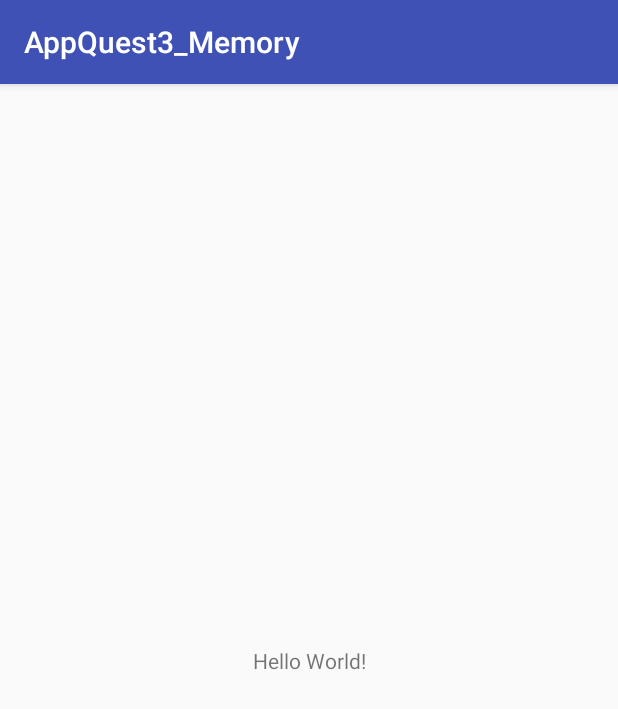
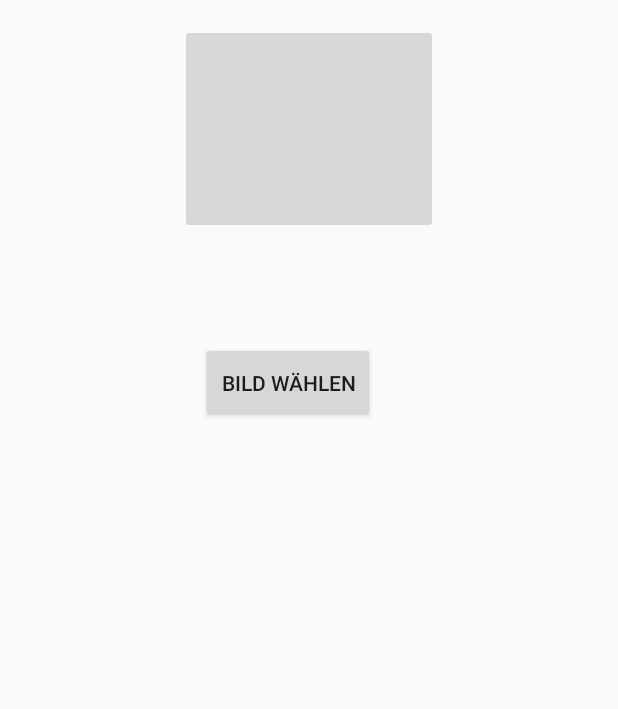
Before and after one commit to RaphaelHaenni/AppQuestIndianaPhones, an Android app: the screen it shows after launch (MainActivity), on a phone screen of 412 x 824 dp. Shown: the top 709 px of the screen. Run offline under Robolectric (Android 15) with nearby library versions, the phone set to English and light mode, and no system bars.

Commit message:
tried to create the qr scanner function

```diff
--- a/App3/AppQuest3_Memory/app/build.gradle
+++ b/App3/AppQuest3_Memory/app/build.gradle
@@ -26,5 +26,7 @@ dependencies {
     })
     compile 'com.android.support:appcompat-v7:25.3.1'
     compile 'com.android.support.constraint:constraint-layout:1.0.2'
+    compile 'com.journeyapps:zxing-android-embedded:3.3.0'
+    compile 'com.android.support:design:25.3.1'
     testCompile 'junit:junit:4.12'
 }
--- a/App3/AppQuest3_Memory/app/src/main/java/ch/appquest/indiana_phones/appquest3_memory/MainActivity.java
+++ b/App3/AppQuest3_Memory/app/src/main/java/ch/appquest/indiana_phones/appquest3_memory/MainActivity.java
@@ -1,13 +1,30 @@
 package ch.appquest.indiana_phones.appquest3_memory;
 
-import android.support.v7.app.AppCompatActivity;
+import android.app.Activity;
 import android.os.Bundle;
+import android.util.Log;
+import android.view.View;
+import android.widget.Button;
+import android.widget.Toast;
 
-public class MainActivity extends AppCompatActivity {
+public class MainActivity extends Activity {
+    public static int countReset = 0;
 
     @Override
     protected void onCreate(Bundle savedInstanceState) {
         super.onCreate(savedInstanceState);
         setContentView(R.layout.activity_main);
+
+        final Button button = (Button) findViewById(R.id.BtnChoose);
+        button.setOnClickListener(new View.OnClickListener()
+        {
+            public void onClick(View v)
+            {
+                QRScan qrScan = new QRScan();
+                qrScan.takeQrCodePicture( MainActivity.this );
+
+            }
+        });
+
     }
 }
--- a/App3/AppQuest3_Memory/app/src/main/res/layout/activity_main.xml
+++ b/App3/AppQuest3_Memory/app/src/main/res/layout/activity_main.xml
@@ -6,13 +6,25 @@
     android:layout_height="match_parent"
     tools:context="ch.appquest.indiana_phones.appquest3_memory.MainActivity">
 
-    <TextView
-        android:layout_width="wrap_content"
-        android:layout_height="wrap_content"
-        android:text="Hello World!"
-        app:layout_constraintBottom_toBottomOf="parent"
+    <ImageButton
+        android:id="@+id/ScanBut"
+        android:layout_width="172dp"
+        android:layout_height="140dp"
+        app:srcCompat="@color/zxing_transparent"
+        android:layout_marginRight="8dp"
+        app:layout_constraintRight_toRightOf="parent"
+        android:layout_marginLeft="8dp"
         app:layout_constraintLeft_toLeftOf="parent"
-        app:layout_constraintRight_toRightOf="parent"
+        app:layout_constraintTop_toTopOf="parent"
+        android:layout_marginTop="16dp" />
+
+    <Button
+        android:id="@+id/BtnChoose"
+        android:layout_width="116dp"
+        android:layout_height="54dp"
+        android:layout_marginLeft="134dp"
+        android:layout_marginTop="228dp"
+        android:text="Bild wählen"
+        app:layout_constraintLeft_toLeftOf="parent"
         app:layout_constraintTop_toTopOf="parent" />
-
 </android.support.constraint.ConstraintLayout>
--- /dev/null
+++ b/App3/AppQuest3_Memory/app/src/main/res/values/dimens.xml
@@ -0,0 +1,3 @@
+<resources>
+    <dimen name="fab_margin">16dp</dimen>
+</resources>
--- a/App3/AppQuest3_Memory/app/src/main/res/values/strings.xml
+++ b/App3/AppQuest3_Memory/app/src/main/res/values/strings.xml
@@ -1,3 +1,4 @@
 <resources>
     <string name="app_name">AppQuest3_Memory</string>
+    <string name="title_activity_take_picture">TakePicture</string>
 </resources>
```
Also changed, not shown: App3/AppQuest3_Memory/app/src/main/java/ch/appquest/indiana_phones/appquest3_memory/QRScan.java (added, +65 -0 lines), App3/AppQuest3_Memory/app/src/main/res/values/styles.xml (+9 -0 lines).
